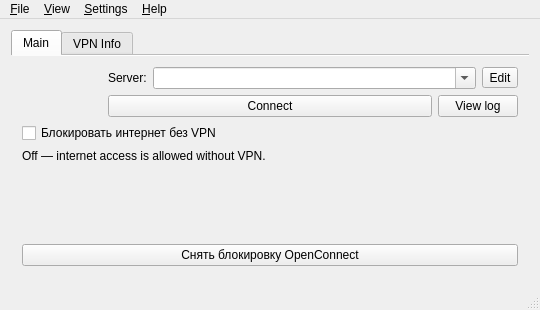
Old version of the form src/dialog/mainwindow.ui in the repository icelol/openconnect-gui-killswitch.
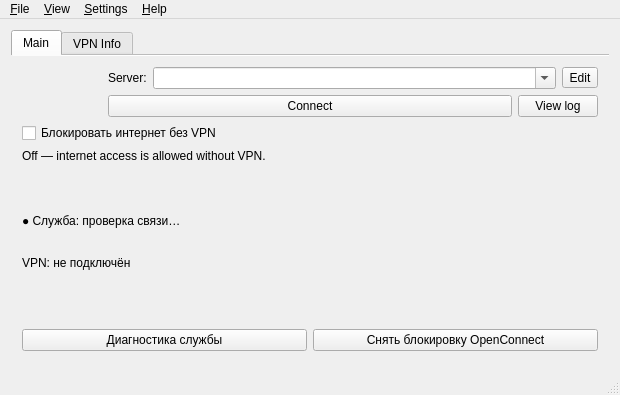
New version of the form. Icons and pictures are not drawn. Custom widgets are drawn as their Qt base class.

Commit message: Monitor service health and separate VPN connection phases from firewall control

```diff
--- a/src/dialog/mainwindow.ui
+++ b/src/dialog/mainwindow.ui
@@ -9,8 +9,8 @@
    <rect>
     <x>0</x>
     <y>0</y>
-    <width>540</width>
-    <height>310</height>
+    <width>620</width>
+    <height>395</height>
    </rect>
   </property>
   <property name="sizePolicy">
@@ -21,8 +21,8 @@
   </property>
   <property name="minimumSize">
    <size>
-    <width>540</width>
-    <height>310</height>
+    <width>600</width>
+    <height>380</height>
    </size>
   </property>
   <property name="maximumSize">
@@ -94,12 +94,44 @@
          </widget>
         </item>
         <item row="3" column="0">
-         <widget class="QPushButton" name="killSwitchOffButton">
-          <property name="text"><string>Снять блокировку OpenConnect</string></property>
-          <property name="toolTip"><string>Явно выключить блокировку, даже после ошибки включения или восстановления. Правила других программ сохраняются.</string></property>
-          <property name="autoDefault"><bool>false</bool></property>
+         <widget class="QLabel" name="serviceStatusLabel">
+          <property name="text"><string>● Служба: проверка связи…</string></property>
+          <property name="textFormat"><enum>Qt::RichText</enum></property>
+          <property name="wordWrap"><bool>true</bool></property>
          </widget>
         </item>
+        <item row="4" column="0">
+         <widget class="QLabel" name="vpnPhaseLabel">
+          <property name="text"><string>VPN: не подключён</string></property>
+          <property name="textFormat"><enum>Qt::PlainText</enum></property>
+          <property name="wordWrap"><bool>true</bool></property>
+         </widget>
+        </item>
+        <item row="5" column="0">
+         <widget class="QLabel" name="vpnErrorLabel">
+          <property name="text"><string/></property>
+          <property name="textFormat"><enum>Qt::PlainText</enum></property>
+          <property name="wordWrap"><bool>true</bool></property>
+          <property name="textInteractionFlags"><set>Qt::TextSelectableByMouse</set></property>
+         </widget>
+        </item>
+        <item row="6" column="0">
+         <layout class="QHBoxLayout" name="serviceActionsLayout">
+          <item>
+           <widget class="QPushButton" name="serviceDiagnosticsButton">
+            <property name="text"><string>Диагностика службы</string></property>
+            <property name="autoDefault"><bool>false</bool></property>
+           </widget>
+          </item>
+          <item>
+           <widget class="QPushButton" name="killSwitchOffButton">
+            <property name="text"><string>Снять блокировку OpenConnect</string></property>
+            <property name="toolTip"><string>Явно выключить блокировку, даже после ошибки включения или восстановления. Правила других программ сохраняются.</string></property>
+            <property name="autoDefault"><bool>false</bool></property>
+           </widget>
+          </item>
+         </layout>
+        </item>
         <item row="0" column="0">
          <layout class="QHBoxLayout" name="horizontalLayout_4" stretch="1,3">
           <item>
```
The commit also changes 19 other files.
